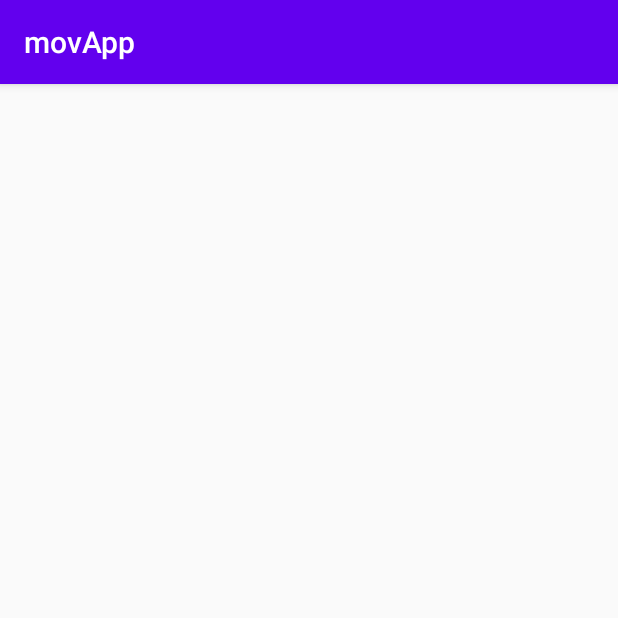
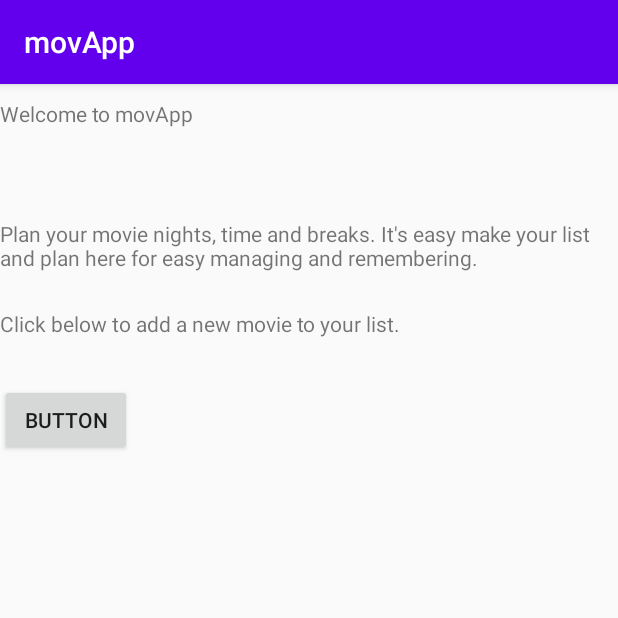
Before and after one commit to Odile078/movApp, an Android app: the screen it shows after launch (MainActivity), on a phone screen of 412 x 824 dp, the top half of it. Run offline under Robolectric (Android 15) with nearby library versions, the phone set to English and light mode, and no system bars.

Commit message:
main activity design

```diff
--- a/app/src/main/res/layout/activity_main.xml
+++ b/app/src/main/res/layout/activity_main.xml
@@ -1,19 +1,47 @@
 <?xml version="1.0" encoding="utf-8"?>
-<androidx.constraintlayout.widget.ConstraintLayout xmlns:android="http://schemas.android.com/apk/res/android"
+<RelativeLayout xmlns:android="http://schemas.android.com/apk/res/android"
     xmlns:app="http://schemas.android.com/apk/res-auto"
     xmlns:tools="http://schemas.android.com/tools"
     android:layout_width="match_parent"
     android:layout_height="match_parent"
     tools:context=".MainActivity">
 
-   <!-- <TextView
-        android:layout_width="wrap_content"
-        android:layout_height="wrap_content"
-        android:text="Hello World!"
-        app:layout_constraintBottom_toBottomOf="parent"
-        app:layout_constraintLeft_toLeftOf="parent"
-        app:layout_constraintRight_toRightOf="parent"
-        app:layout_constraintTop_toTopOf="parent" />
-        -->
+   <TextView
+       android:layout_width="wrap_content"
+       android:layout_height="wrap_content"
+       android:text="Welcome to movApp"
+       app:layout_constraintBottom_toBottomOf="parent"
+       app:layout_constraintHorizontal_bias="0.262"
+       app:layout_constraintLeft_toLeftOf="parent"
+       app:layout_constraintRight_toRightOf="parent"
+       app:layout_constraintTop_toTopOf="parent"
+       app:layout_constraintVertical_bias="0.273"
+       android:layout_marginTop="10dp"/>
 
-</androidx.constraintlayout.widget.ConstraintLayout>
+   <TextView
+       android:id="@+id/textView"
+       android:layout_width="wrap_content"
+       android:layout_height="wrap_content"
+       android:text="Plan your movie nights, time and breaks. It's easy make your list and plan here for easy managing and remembering."
+       tools:layout_editor_absoluteX="275dp"
+       tools:layout_editor_absoluteY="194dp"
+       android:layout_marginTop="90dp"/>
+   <TextView
+       android:id="@+id/textView3"
+       android:layout_width="wrap_content"
+       android:layout_height="wrap_content"
+       android:text="Click below to add a new movie to your list."
+       tools:layout_editor_absoluteX="275dp"
+       tools:layout_editor_absoluteY="194dp"
+       android:layout_marginTop="150dp"/>
+
+   <Button
+       android:id="@+id/toListFormButton"
+       android:layout_width="wrap_content"
+       android:layout_height="wrap_content"
+       android:text="Button"
+       tools:layout_editor_absoluteX="164dp"
+       tools:layout_editor_absoluteY="578dp"
+       android:layout_marginTop="200dp"/>
+
+</RelativeLayout>
```
